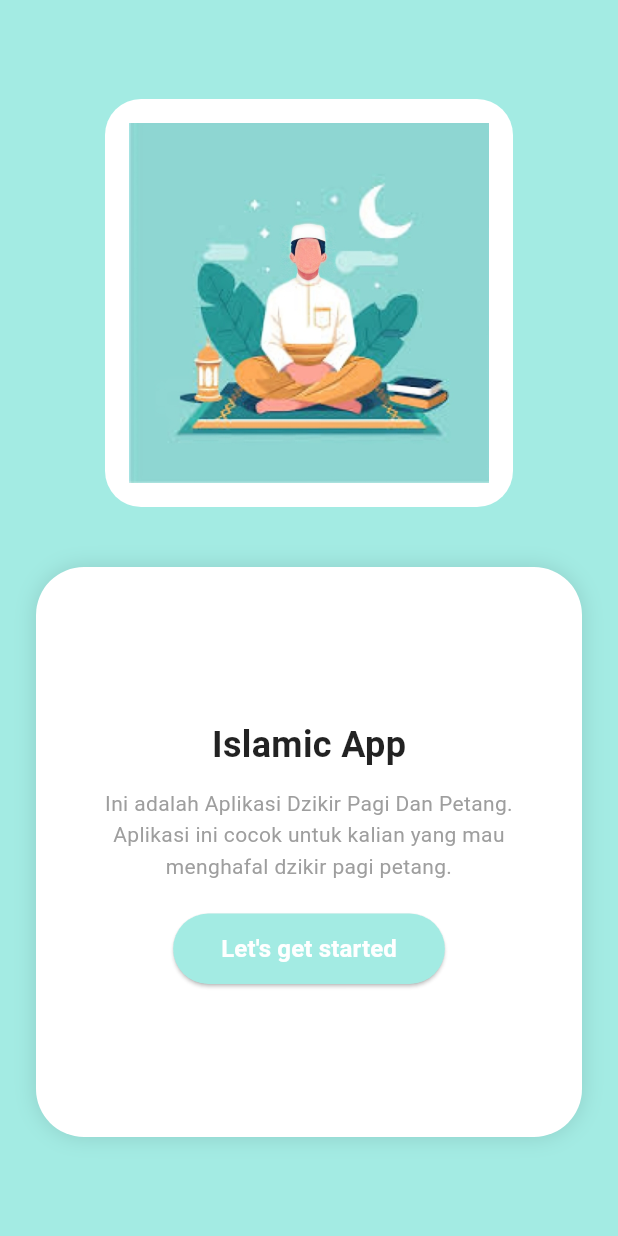
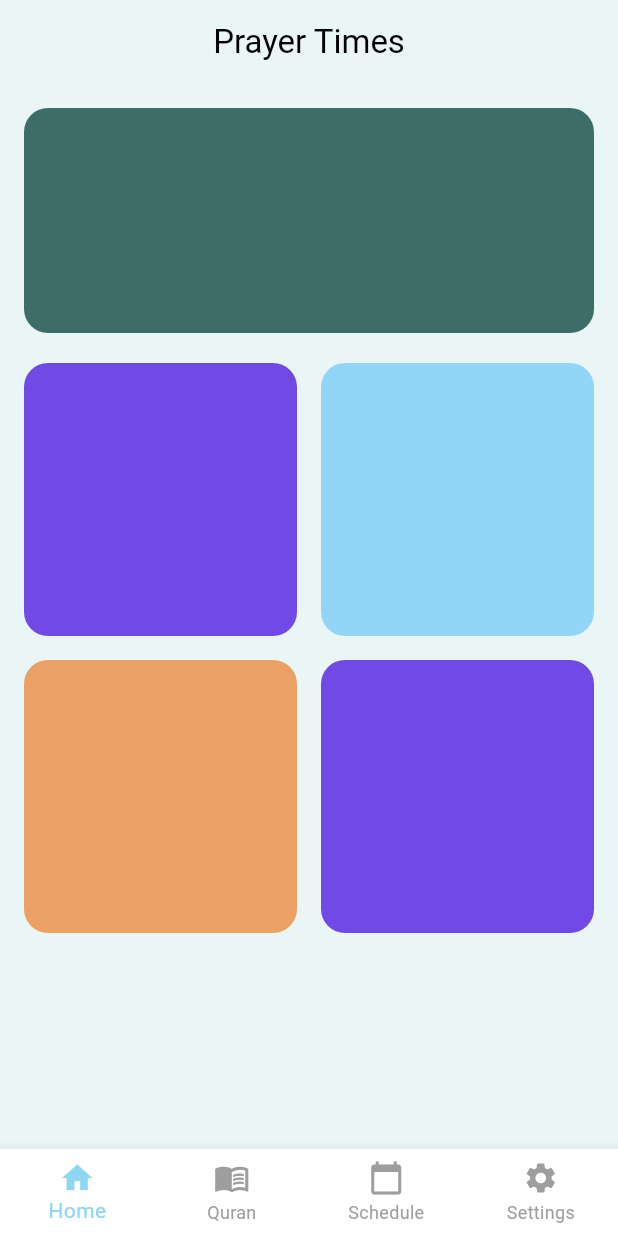
Before and after one commit to yyBasiony/Quran-App, a Flutter app: the screen it shows after launch, after a tap on "Let's get started", on a phone screen of 412 x 824 dp. Run offline on Flutter 3.47's test engine with Material 3 defaults, Android fonts, the phone set to English and light mode, and no system bars; our stand-ins replace audioplayers, hive; accounts and stored records are empty.

Commit message:
add paryer time page

```diff
--- /dev/null
+++ b/lib/presentation/main/home/prayer_time_page.dart
@@ -0,0 +1,92 @@
+import 'package:flutter/material.dart';
+
+class PrayerTimesScreen extends StatelessWidget {
+  const PrayerTimesScreen({super.key});
+  @override
+  Widget build(BuildContext context) {
+    return Scaffold(
+      backgroundColor: const Color(0xFFEAF6F5),
+      appBar: AppBar(
+        backgroundColor: Colors.transparent,
+        elevation: 0,
+        title: const Text(
+          'Prayer Times',
+          style: TextStyle(color: Colors.black),
+        ),
+        centerTitle: true,
+      ),
+      body: Padding(
+        padding: const EdgeInsets.all(16.0),
+        child: Column(
+          children: [
+            Container(
+              height: 150,
+              decoration: BoxDecoration(
+                color: const Color(0xFF3e6d69),
+                borderRadius: BorderRadius.circular(16),
+              ),
+            ),
+            const SizedBox(height: 20),
+            Expanded(
+              child: GridView.count(
+                crossAxisCount: 2,
+                mainAxisSpacing: 16,
+                crossAxisSpacing: 16,
+                children: [
+                  Container(
+                    decoration: BoxDecoration(
+                      color: const Color(0xFF714ae5),
+                      borderRadius: BorderRadius.circular(16),
+                    ),
+                  ),
+                  Container(
+                    decoration: BoxDecoration(
+                      color: const Color(0xFF92d5f7),
+                      borderRadius: BorderRadius.circular(16),
+                    ),
+                  ),
+                  Container(
+                    decoration: BoxDecoration(
+                      color: const Color(0xFFeba065),
+                      borderRadius: BorderRadius.circular(16),
+                    ),
+                  ),
+                  Container(
+                    decoration: BoxDecoration(
+                      color: const Color(0xFF714ae5),
+                      borderRadius: BorderRadius.circular(16),
+                    ),
+                  ),
+                ],
+              ),
+            ),
+          ],
+        ),
+      ),
+      bottomNavigationBar: BottomNavigationBar(
+        backgroundColor: Colors.white,
+        selectedItemColor: const Color(0xFF8DD7F2),
+        unselectedItemColor: Colors.grey,
+        items: const [
+          BottomNavigationBarItem(
+            icon: Icon(Icons.home),
+            label: 'Home',
+          ),
+          BottomNavigationBarItem(
+            icon: Icon(Icons.menu_book),
+            label: 'Quran',
+          ),
+          BottomNavigationBarItem(
+            icon: Icon(Icons.calendar_today),
+            label: 'Schedule',
+          ),
+          BottomNavigationBarItem(
+            icon: Icon(Icons.settings),
+            label: 'Settings',
+          ),
+        ],
+        type: BottomNavigationBarType.fixed,
+      ),
+    );
+  }
+}
--- a/lib/presentation/start_screen.dart
+++ b/lib/presentation/start_screen.dart
@@ -1,4 +1,6 @@
 import 'package:flutter/material.dart';
+
+import 'main/home/prayer_time_page.dart';
 
 class StartScreen extends StatelessWidget {
   const StartScreen({super.key});
@@ -50,7 +52,9 @@ class StartScreen extends StatelessWidget {
                     )),
                 const SizedBox(height: 20),
                 ElevatedButton(
-                    onPressed: () {},
+                    onPressed: () {
+                      Navigator.pushReplacement(context, MaterialPageRoute(builder: (_) =>const PrayerTimesScreen()));
+                    },
                     style: ElevatedButton.styleFrom(
                         backgroundColor: const Color(0xffa3ebe3),
                         padding: const EdgeInsets.symmetric(
```
